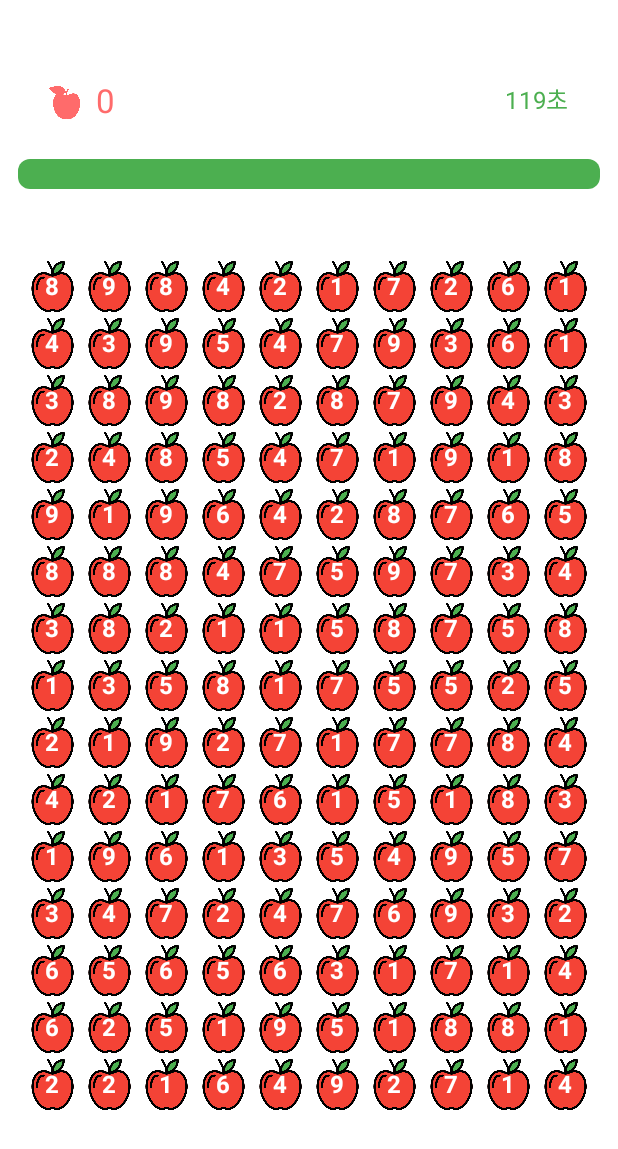
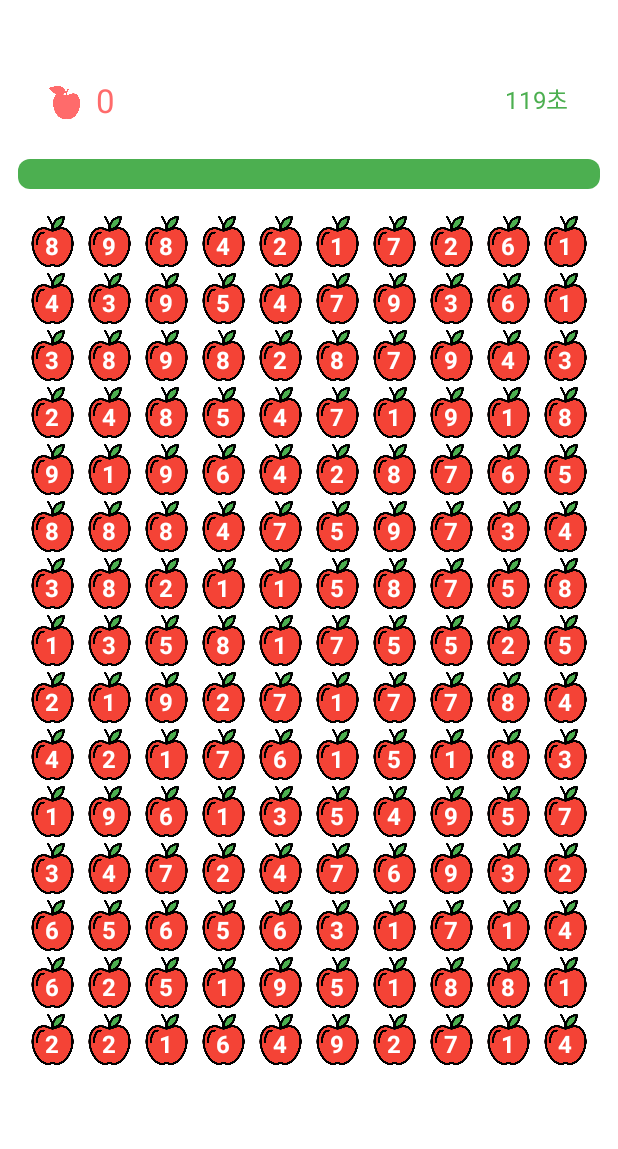
Before and after one commit to Noil0909/AppleGame, an Android app built with Jetpack Compose: the AppleGameScreen screen opened through its navigation route, on a phone screen of 412 x 824 dp. Shown: the top 1149 px of the screen. Run offline under Robolectric (Android 15) with nearby library versions, the phone set to English and light mode, and no system bars; our stand-ins replace Dagger/Hilt's generated code.

Commit message:
Feat: 드래그 범위 확장
Feat: 드래그 범위 확장

위아래는 해결. 양옆 해결 필요

```diff
--- a/app/src/main/java/com/example/applegame/ui/component/AppGrid.kt
+++ b/app/src/main/java/com/example/applegame/ui/component/AppGrid.kt
@@ -5,6 +5,7 @@ import androidx.compose.foundation.layout.Box
 import androidx.compose.foundation.layout.aspectRatio
 import androidx.compose.foundation.layout.fillMaxSize
 import androidx.compose.foundation.layout.fillMaxWidth
+import androidx.compose.foundation.layout.offset
 import androidx.compose.foundation.layout.padding
 import androidx.compose.foundation.layout.size
 import androidx.compose.foundation.lazy.grid.GridCells
@@ -78,7 +79,9 @@ fun AppleItem(
             color = Color.White,
             fontSize = 16.sp,
             fontWeight = FontWeight.Bold,
-            modifier = Modifier.align(Alignment.Center)
+            modifier = Modifier
+                .offset(y= 3.dp)
+                .align(Alignment.Center)
         )
     }
 }
--- a/app/src/main/java/com/example/applegame/ui/screen/AppleGameScreen.kt
+++ b/app/src/main/java/com/example/applegame/ui/screen/AppleGameScreen.kt
@@ -78,7 +78,7 @@ fun AppleGameScreen(
 
         Column(
             modifier = Modifier
-                .padding(top = 30.dp)
+                .padding(top = 30.dp, bottom = 30.dp)
                 .fillMaxSize()
                 .background(Color.White)
         ) {
@@ -88,16 +88,15 @@ fun AppleGameScreen(
             // 시간제한
             TimeProgressBar(viewModel = viewModel)
 
-            Spacer(modifier = Modifier.height(30.dp))
-
-            // 사과 그리드
             Box(
                 modifier = Modifier
                     .padding(16.dp)
+                    .weight(1f) // Box Comp가 부모의 나머지 모든 공간 차지
             ) {
                 AppleGrid(viewModel, cellSize)
                 DragSelectionBox(viewModel)
             }
+            Spacer(Modifier.height(50.dp))
 
             // 게임 오버 다이얼로그
             if (viewModel.appleGameState is AppleGameState.GameOver) {
```
